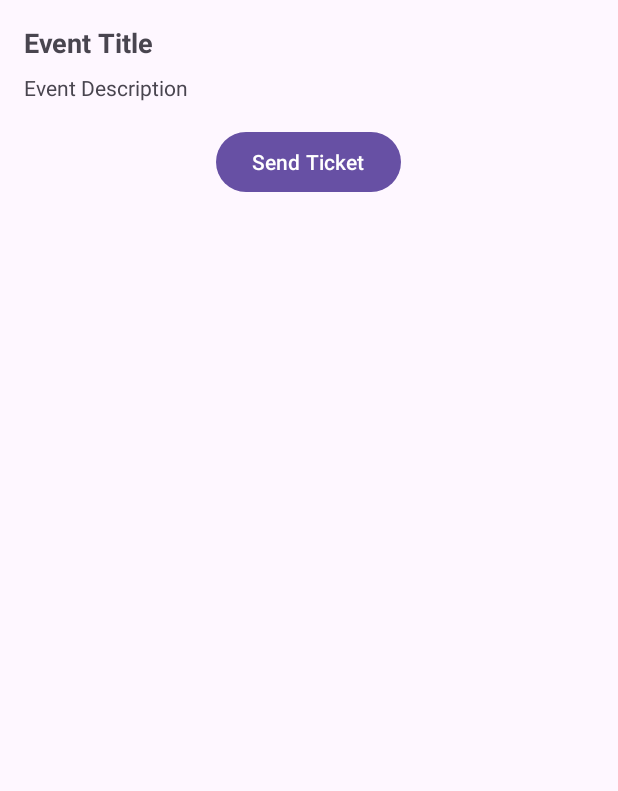
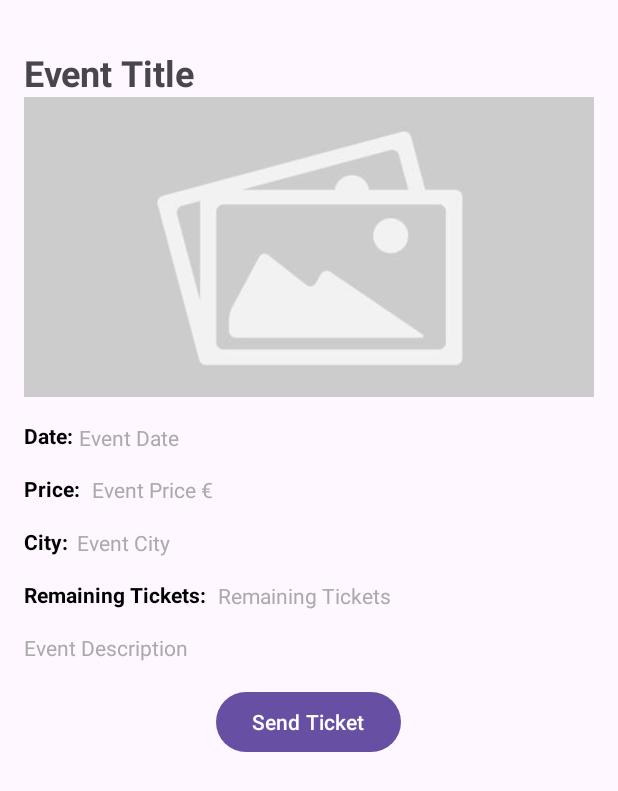
Before and after one commit to MelinaErm/Frontend, an Android app: the layout activity_event_details.xml on its own in the app's theme, with its tools: preview values and no code run, on a phone screen of 412 x 824 dp. Shown: the top 791 px of the screen. Run offline under Robolectric (Android 15) with nearby library versions, the phone set to English and light mode, and no system bars.

```diff
--- a/app/src/main/AndroidManifest.xml
+++ b/app/src/main/AndroidManifest.xml
@@ -26,6 +26,7 @@
         </activity>
 
         <activity android:name=".EventsActivity" />
+        <activity android:name=".EventDetailsActivity" />
     </application>
 
 </manifest>
--- a/app/src/main/java/com/example/frontend/EventsActivity.kt
+++ b/app/src/main/java/com/example/frontend/EventsActivity.kt
@@ -31,12 +31,13 @@ class EventsActivity : AppCompatActivity() {
     }
 
     private fun setUpRecyclerView() {
-        eventsAdapter = EventsAdapter() //initialize adapter
+        eventsAdapter = EventsAdapter(this)
         binding.eventsRecycler.apply {
             layoutManager = LinearLayoutManager(this@EventsActivity)
             adapter = eventsAdapter
         }
     }
+
 
     private fun getDataEvents(city: String) {
         val retrofitBuilder = Retrofit.Builder()
@@ -53,7 +54,7 @@ class EventsActivity : AppCompatActivity() {
             ) {
                 if (response.isSuccessful) {
                     val responseBody = response.body()!!
-                    eventsAdapter.setData(responseBody) // set data to adapter
+                    eventsAdapter.setData(responseBody) //set data to adapter
                 } else {
                     Log.d("EventsActivity", "failed to retrieve events for city: $city")
                 }
--- a/app/src/main/java/com/example/frontend/MainActivity.kt
+++ b/app/src/main/java/com/example/frontend/MainActivity.kt
@@ -27,7 +27,7 @@ class MainActivity : AppCompatActivity() {
         binding.autoCompleteTextView.setAdapter(adapter)
 
         //set up item click listener for AutoCompleteTextView
-        binding.autoCompleteTextView.setOnItemClickListener { parent, view, position, id ->
+        binding.autoCompleteTextView.setOnItemClickListener { parent, _, position, _ ->
             hideKeyboard()
             val selectedItem = parent.getItemAtPosition(position) as String
             Snackbar.make(binding.root, "Location: $selectedItem", Snackbar.LENGTH_LONG).show()
--- a/app/src/main/res/layout/activity_event_details.xml
+++ b/app/src/main/res/layout/activity_event_details.xml
@@ -1,3 +1,4 @@
+<?xml version="1.0" encoding="utf-8"?>
 <RelativeLayout xmlns:android="http://schemas.android.com/apk/res/android"
     xmlns:tools="http://schemas.android.com/tools"
     android:layout_width="match_parent"
@@ -6,39 +7,141 @@
 
     <ScrollView
         android:layout_width="match_parent"
-        android:layout_height="match_parent">
+        android:layout_height="wrap_content">
 
-        <LinearLayout
+        <RelativeLayout
             android:layout_width="match_parent"
             android:layout_height="wrap_content"
-            android:orientation="vertical"
             android:padding="16dp">
 
+            <!-- title event-->
             <TextView
                 android:id="@+id/event_title_text"
                 android:layout_width="match_parent"
                 android:layout_height="wrap_content"
                 android:text="Event Title"
-                android:textSize="18sp"
-                android:textStyle="bold" />
+                android:textSize="24sp"
+                android:textStyle="bold"
+                android:layout_marginTop="16dp" />
+
+            <!-- image event-->
+            <ImageView
+                android:id="@+id/event_image"
+                android:layout_width="match_parent"
+                android:layout_height="200dp"
+                android:scaleType="centerCrop"
+                android:src="@drawable/placeholder_image"
+                android:layout_below="@id/event_title_text" />
+
+            <!-- date event -->
+            <TextView
+                android:id="@+id/date_label"
+                android:layout_width="wrap_content"
+                android:layout_height="wrap_content"
+                android:text="Date:"
+                android:textColor="@android:color/black"
+                android:textStyle="bold"
+                android:layout_marginTop="16dp"
+                android:layout_below="@id/event_image" />
 
             <TextView
-                android:id="@+id/event_detail_text"
+                android:id="@+id/date_text"
+                android:layout_width="match_parent"
+                android:layout_height="wrap_content"
+                android:layout_below="@id/event_image"
+                android:layout_marginLeft="4dp"
+                android:layout_marginTop="17dp"
+                android:layout_toRightOf="@id/date_label"
+                android:text="Event Date"
+                android:textColor="@android:color/darker_gray" />
+
+            <!-- price event -->
+            <TextView
+                android:id="@+id/price_label"
+                android:layout_width="wrap_content"
+                android:layout_height="wrap_content"
+                android:text="Price:"
+                android:textColor="@android:color/black"
+                android:textStyle="bold"
+                android:layout_marginTop="16dp"
+                android:layout_below="@id/date_label" />
+
+            <TextView
+                android:id="@+id/price_text"
+                android:layout_width="match_parent"
+                android:layout_height="wrap_content"
+                android:layout_below="@id/date_text"
+                android:layout_marginLeft="8dp"
+                android:layout_marginTop="15dp"
+                android:layout_toRightOf="@id/price_label"
+                android:text="Event Price €"
+                android:textColor="@android:color/darker_gray" />
+
+            <!-- city event -->
+            <TextView
+                android:id="@+id/city_label"
+                android:layout_width="wrap_content"
+                android:layout_height="wrap_content"
+                android:text="City:"
+                android:textColor="@android:color/black"
+                android:textStyle="bold"
+                android:layout_marginTop="16dp"
+                android:layout_below="@id/price_label" />
+
+            <TextView
+                android:id="@+id/city_text"
+                android:layout_width="match_parent"
+                android:layout_height="wrap_content"
+                android:layout_below="@id/price_text"
+                android:layout_marginLeft="6dp"
+                android:layout_marginTop="16dp"
+                android:layout_toRightOf="@id/city_label"
+                android:text="Event City"
+                android:textColor="@android:color/darker_gray" />
+
+            <!-- remaining tickets -->
+            <TextView
+                android:id="@+id/remaining_tickets_label"
+                android:layout_width="wrap_content"
+                android:layout_height="wrap_content"
+                android:text="Remaining Tickets:"
+                android:textColor="@android:color/black"
+                android:textStyle="bold"
+                android:layout_marginTop="16dp"
+                android:layout_below="@id/city_label" />
+
+            <TextView
+                android:id="@+id/remaining_tickets_text"
+                android:layout_width="match_parent"
+                android:layout_height="wrap_content"
+                android:layout_below="@id/city_text"
+                android:layout_marginLeft="8dp"
+                android:layout_marginTop="16dp"
+                android:layout_toRightOf="@id/remaining_tickets_label"
+                android:text="Remaining Tickets"
+                android:textColor="@android:color/darker_gray" />
+
+            <!-- description event -->
+            <TextView
+                android:id="@+id/event_description_text"
                 android:layout_width="match_parent"
                 android:layout_height="wrap_content"
                 android:text="Event Description"
-                android:layout_marginTop="8dp" />
+                android:textColor="@android:color/darker_gray"
+                android:layout_marginTop="16dp"
+                android:layout_below="@id/remaining_tickets_label" />
 
-            <!-- more textviews etc. -->
-
+            <!-- button to send ticket -->
             <Button
                 android:id="@+id/btnSendTicket"
                 android:layout_width="wrap_content"
                 android:layout_height="wrap_content"
                 android:text="Send Ticket"
                 android:layout_gravity="center_horizontal"
-                android:layout_marginTop="16dp" />
-        </LinearLayout>
+                android:layout_marginTop="16dp"
+                android:layout_below="@id/event_description_text"
+                android:layout_centerHorizontal="true" />
+        </RelativeLayout>
     </ScrollView>
 
 </RelativeLayout>
--- a/app/src/main/res/layout/list_item_events.xml
+++ b/app/src/main/res/layout/list_item_events.xml
@@ -25,7 +25,7 @@
             android:layout_height="60dp"
             android:scaleType="centerCrop"
             android:layout_margin="10dp"
-            tools:src="@drawable/placeholder_image" /> <!-- Placeholder image while loading -->
+            tools:src="@drawable/placeholder_image" />
 
         <LinearLayout
             android:layout_width="0dp"
```
Also changed, not shown: app/src/main/java/com/example/frontend/EventDetailsActivity.java (deleted, +0 -7 lines), app/src/main/java/com/example/frontend/EventDetailsActivity.kt (added, +60 -0 lines), app/src/main/java/com/example/frontend/EventsAdapter.kt (+20 -1 lines).
